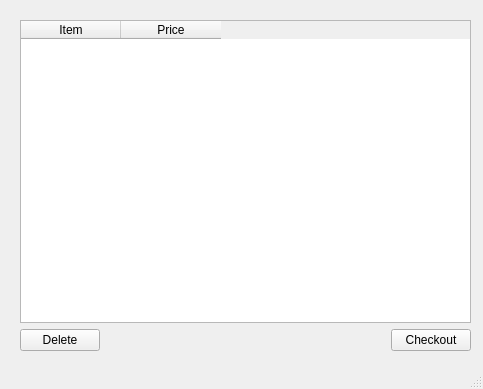
tonysulfaro/CSE-335-Projects, file Project02 - QT Pet Database/src/PetDatabase/cartwindow.ui: the form before one commit.
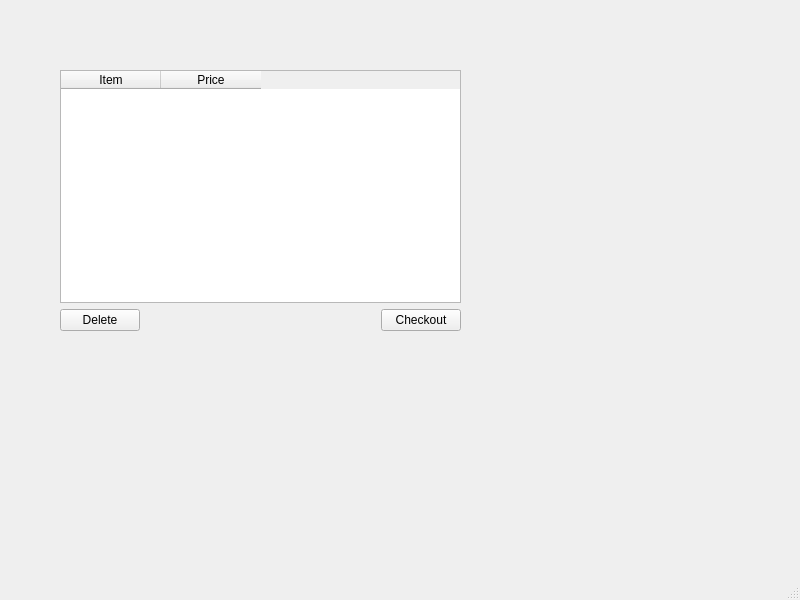
The form after the commit.

The edit to the form file:
```diff
--- a/Project02 - QT Pet Database/src/PetDatabase/cartwindow.ui
+++ b/Project02 - QT Pet Database/src/PetDatabase/cartwindow.ui
@@ -6,8 +6,8 @@
    <rect>
     <x>0</x>
     <y>0</y>
-    <width>483</width>
-    <height>389</height>
+    <width>800</width>
+    <height>600</height>
    </rect>
   </property>
   <property name="windowTitle">
@@ -17,10 +17,10 @@
    <widget class="QWidget" name="verticalLayoutWidget">
     <property name="geometry">
      <rect>
-      <x>20</x>
-      <y>20</y>
-      <width>451</width>
-      <height>331</height>
+      <x>60</x>
+      <y>70</y>
+      <width>401</width>
+      <height>261</height>
      </rect>
     </property>
     <layout class="QVBoxLayout" name="verticalLayout">
```
Left out of the diff: 10 changed lines with no effect on the pictures.
